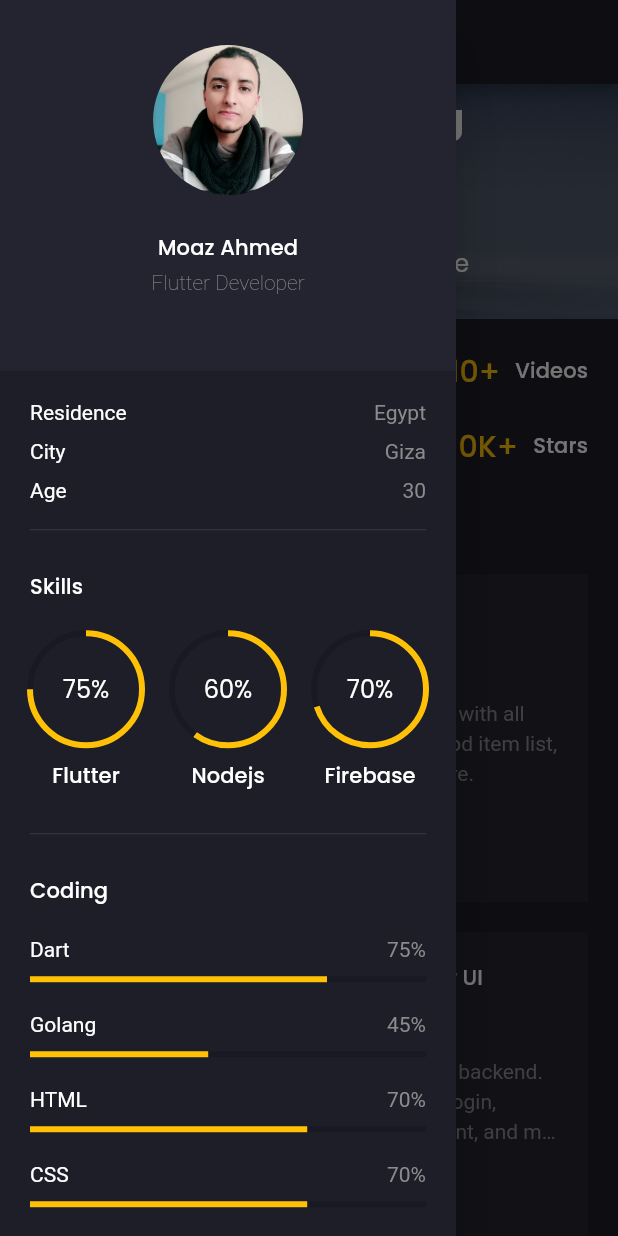
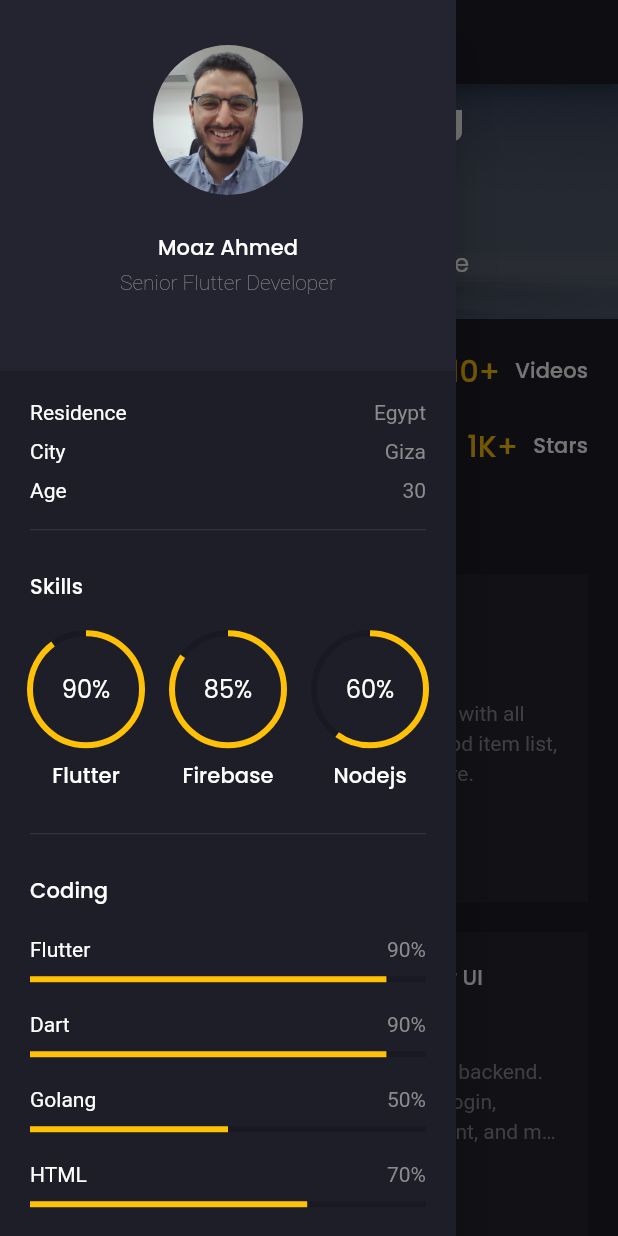
Before and after one commit to MeYo0o/Moaz-Dev-Portfolio, a Flutter app: the screen it shows after launch, after a tap on the "menu" icon, on a phone screen of 412 x 824 dp. Run offline on Flutter 3.47's test engine with Material 2 defaults, Android fonts, the phone set to English and light mode, and no system bars; drawn by our look-alikes of animated_text_kit; our stand-ins replace firebase_core, flutter_svg, get, google_fonts, url_strategy; accounts and stored records are empty.

Commit message:
update: my data.

```diff
--- a/lib/core/constants.dart
+++ b/lib/core/constants.dart
@@ -2,7 +2,7 @@ import 'package:flutter/material.dart';
 
 //User Related Stuff
 const String kUserName = 'Moaz Ahmed';
-const String kJobTitle = 'Flutter Developer';
+const String kJobTitle = 'Senior Flutter Developer';
 const String kGithubLink = 'https://github.com/MeYo0o/';
 const String kTwitterLink = 'https://twitter.com/EngMeyo';
 const String kLinkedInLink = 'https://www.linkedin.com/in/moaz-ahmed-146a16b8/';
@@ -11,24 +11,25 @@ const String kCity = 'Giza';
 const int _birthYear = 1993;
 final int kAge = DateTime.now().year - _birthYear;
 const Map<String, double> kDevSkills = {
-  'Flutter': 0.75,
+  'Flutter': 0.90,
+  'Firebase': 0.85,
   'Nodejs': 0.60,
-  'Firebase': 0.70,
 };
 //Coding Skills
 const Map<String, double> kCodingSkills = {
-  'Dart': 0.75,
-  'Golang': 0.45,
+  'Flutter': 0.90,
+  'Dart': 0.90,
+  'Golang': 0.50,
   'HTML': 0.70,
   'CSS': 0.70,
-  'Javascript': 0.45,
+  'Javascript': 0.70,
 };
 //Knowledge : The Stuff that i know about
 const List<String> kKnowledge = [
   'Flutter & Dart',
-  'Golang',
-  'Firebase',
-  'AppWrite & Strapi',
+  'Golang , C#',
+  'Firebase , Appwrite',
+  'SQL & NoSQL',
   'Git & Github',
 ];
 //Youtube Subscribers
@@ -36,9 +37,9 @@ const int kYoutubeSubscribersInThousands = 1;
 //YouTube Videos
 const int kYoutubeVideos = 10;
 //Github Projects
-const int kGithubProjects = 35;
+const int kGithubProjects = 55;
 //Github Starts
-const int kGithubStars = 10;
+const int kGithubStars = 1;
 
 //Colors
 //Dark
--- a/lib/screens/main/components/my_info.dart
+++ b/lib/screens/main/components/my_info.dart
@@ -17,7 +17,8 @@ class MyInfo extends StatelessWidget {
           //change this with respect to the Aligned Theme Button
           aspectRatio: 1.23,
           child: Container(
-            color: themeC.darkTheme ? kSecondaryColorDark : kSecondaryColorLight,
+            color:
+                themeC.darkTheme ? kSecondaryColorDark : kSecondaryColorLight,
             child: Column(
               children: [
                 // Align(
@@ -41,12 +42,12 @@ class MyInfo extends StatelessWidget {
                 ),
                 CircleAvatar(
                   radius: 50,
-                  backgroundImage: AssetImage("assets/images/profile-pic.jpg"),
+                  backgroundImage: AssetImage("assets/images/profile_pic.jpg"),
                 ),
                 Spacer(),
                 Text(
                   kUserName,
-                  style: Theme.of(context).textTheme.subtitle2,
+                  style: Theme.of(context).textTheme.titleSmall,
                 ),
                 Text(
                   kJobTitle,
```
Also changed, not shown: assets/images/profile_pic.jpg (added).
